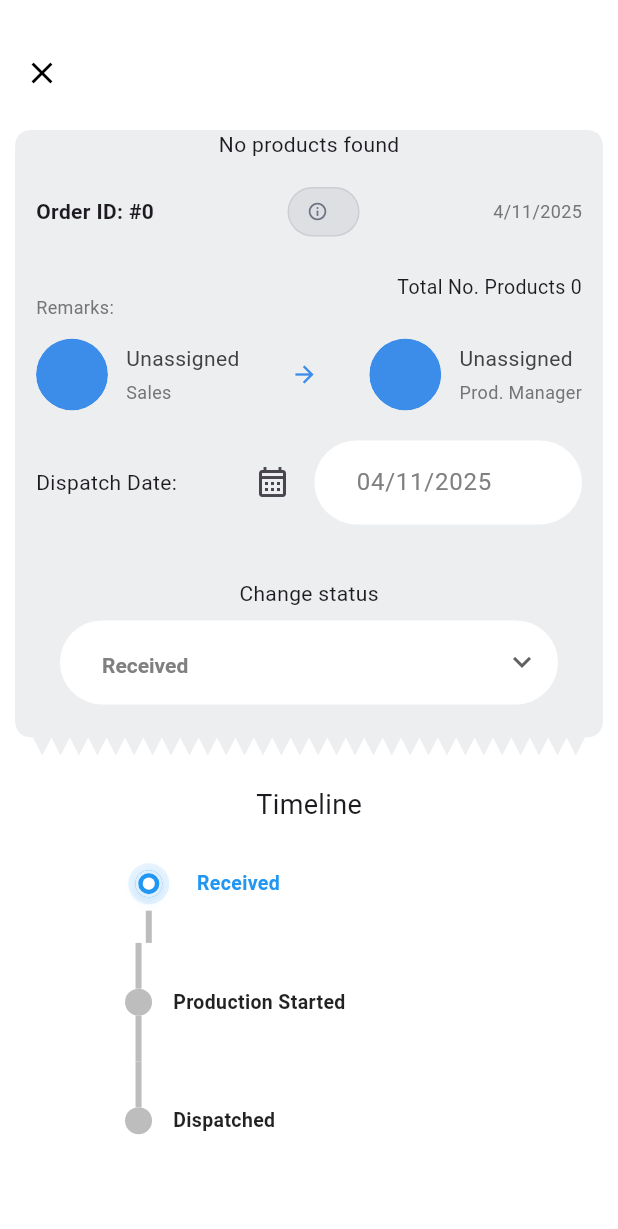
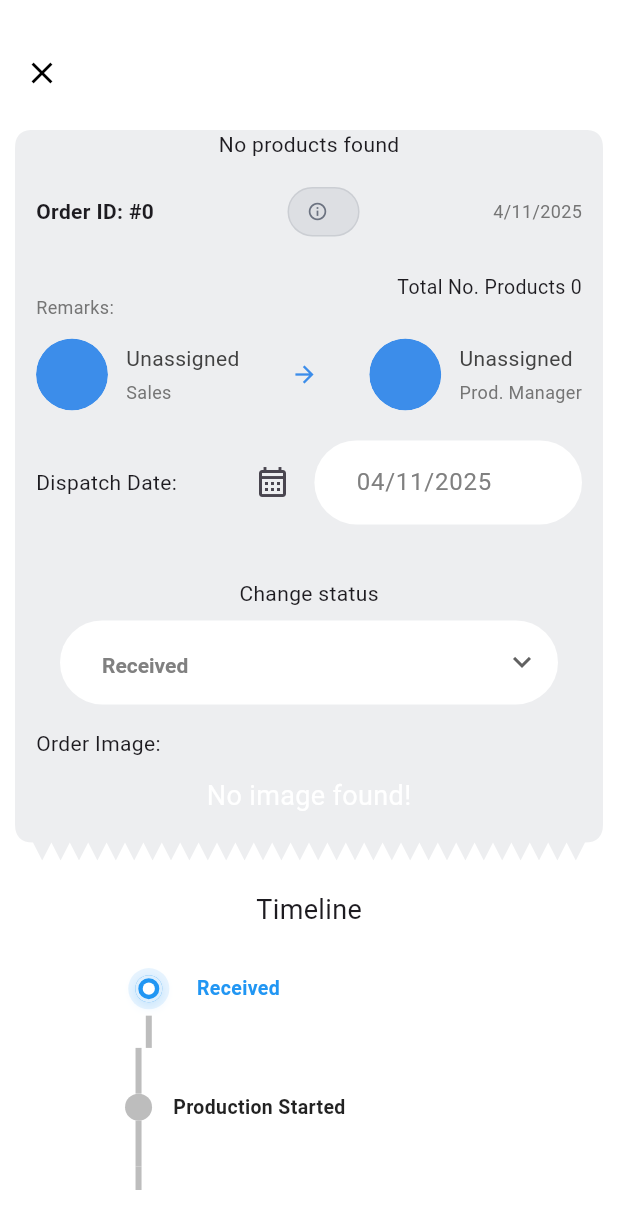
Before and after one commit to rajdeepf1/Microsensors-Flutter, a Flutter app: the _PmOrderDetailsSheet screen opened directly with empty values, on a phone screen of 412 x 824 dp. Shown: the top 1229 px of the screen. Run offline on Flutter 3.47's test engine with Material 3 defaults, Android fonts, the phone set to English and light mode, and no system bars; our stand-ins replace dio, dotted_border, file_picker, firebase_core, firebase_messaging, flutter_hooks and 13 more; missing offline and left inert: dart:ffi; accounts and stored records are empty.

Commit message:
get order image done in 3 modules

```diff
--- a/lib/features/components/main_layout/main_layout.dart
+++ b/lib/features/components/main_layout/main_layout.dart
@@ -89,6 +89,7 @@ class MainLayout extends HookWidget {
                   height: 70,
                   shape: ImageShape.circle,
                   username: username,
+                  useCached: true,
                 ),
               ),
               const SizedBox(width: 12),
@@ -240,6 +241,7 @@ class MainLayout extends HookWidget {
                   height: 70,
                   shape: ImageShape.circle,
                   username: username,
+                  useCached: true,
                 ),
               ),
               const SizedBox(width: 12),
--- a/lib/features/components/user/profile_pic.dart
+++ b/lib/features/components/user/profile_pic.dart
@@ -53,6 +53,7 @@ class ProfilePic extends StatelessWidget {
         shape: ImageShape.circle,
         username: userName,
         placeholder: placeHolder,
+        useCached: true,
       );
     }
 
--- a/lib/features/dashboard/presentation/order_activities.dart
+++ b/lib/features/dashboard/presentation/order_activities.dart
@@ -229,6 +229,7 @@ class OrderActivities extends HookWidget {
                             shape: ImageShape.rectangle,
                             height: 120,
                             width: 120,
+                            useCached: true,
                           ),
                           const SizedBox(width: 12),
                           Expanded(
--- a/lib/features/production_user_dashboard/presentation/pm_history_search.dart
+++ b/lib/features/production_user_dashboard/presentation/pm_history_search.dart
@@ -272,6 +272,7 @@ class ProductionManagerHistorySearch extends HookWidget {
                               shape: ImageShape.rectangle,
                               height: 120,
                               width: 120,
+                              useCached: true,
                             ),
                             const SizedBox(width: 12),
                             Expanded(
--- a/lib/features/production_user_dashboard/presentation/pm_order_details_bottomsheet.dart
+++ b/lib/features/production_user_dashboard/presentation/pm_order_details_bottomsheet.dart
@@ -141,7 +141,7 @@ class PmOrderDetailsBottomSheet extends HookWidget {
               newStatus: newStatus,
               changedBy: changedBy,
               file: imageFile.value,
-        );
+            );
 
         // ✅ Always close the loader after the API completes
         if (Navigator.canPop(context)) Navigator.of(context).pop();
@@ -364,6 +364,7 @@ class PmOrderDetailsBottomSheet extends HookWidget {
                                     username:
                                         orderItem.productionManagerName ?? '',
                                     fit: BoxFit.cover,
+                                    useCached: true,
                                   ),
                                   const SizedBox(width: 12),
                                   Column(
@@ -488,11 +489,15 @@ class PmOrderDetailsBottomSheet extends HookWidget {
                               icon: const Icon(Icons.expand_more),
                               // onChanged: (value) => onStatusSelected(value),
                               onChanged:
-                                  (value) => statusDropDown.value = value!,
+                                  orderItem.status == Constants.statuses[3]
+                                      ? null
+                                      : (value) =>
+                                          statusDropDown.value = value!,
                               style: TextStyle(
                                 color: AppColors.subHeadingTextColor,
                                 fontWeight: FontWeight.bold,
                               ),
+                              dropdownColor: AppColors.whiteColor,
                               decoration: InputDecoration(
                                 hintText: 'Change status',
                                 filled: true,
@@ -512,12 +517,33 @@ class PmOrderDetailsBottomSheet extends HookWidget {
                               ),
                             ),
                           ),
+
+                          Text('Order Image:'),
+                          SizedBox(height: 12),
+                          (orderItem.orderImage != null &&
+                                  orderItem.orderImage!.isNotEmpty)
+                              ? SmartImage(
+                                imageUrl: orderItem.orderImage,
+                                width: double.infinity,
+                                height: 200,
+                                baseUrl: Constants.apiBaseUrl,
+                                shape: ImageShape.rounded,
+                                borderRadius: 20,
+                                fit: BoxFit.fill,
+                                useCached: true,
+                              )
+                              : Center(
+                                child: Text(
+                                  'No image found!',
+                                  style: TextStyle(color: Colors.white,fontSize: 18),
+                                ),
+                              ),
                         ],
                       ),
                     ),
 
                     // bottom spacing to expose zig-zag nicely
-                    const SizedBox(height: 12),
+                    const SizedBox(height: 24),
                   ],
                 ),
               ),
@@ -553,9 +579,12 @@ class PmOrderDetailsBottomSheet extends HookWidget {
                   children: [
                     Text(
                       'Optionally you can upload an image while dispatching an order.',
-                      style: TextStyle(fontSize: 12,color: Colors.grey.shade500),
+                      style: TextStyle(
+                        fontSize: 12,
+                        color: Colors.grey.shade500,
+                      ),
                     ),
-                    SizedBox(height: 5,),
+                    SizedBox(height: 5),
                     ImagePickerField(
                       onImageSelected: (file) {
                         imageFile.value = file;
@@ -586,7 +615,8 @@ class PmOrderDetailsBottomSheet extends HookWidget {
                   shape: const StadiumBorder(),
                 ),
                 onPressed:
-                    submitting.value
+                    (submitting.value ||
+                            orderItem.status == Constants.statuses[3])
                         ? null
                         : () async {
                           submitting.value = true;
@@ -612,7 +642,7 @@ class PmOrderDetailsBottomSheet extends HookWidget {
                         ),
               ),
             ),
-            SizedBox(height: 50,)
+            SizedBox(height: 50),
           ],
         ),
       ),
@@ -958,6 +988,7 @@ Widget _buildProductList(List<OrderProductItem> products) {
                     baseUrl: Constants.apiBaseUrl,
                     username: p.productName,
                     borderRadius: 12,
+                    useCached: true,
                   ),
                 ),
                 const SizedBox(height: 8),
--- a/lib/features/production_user_dashboard/presentation/production_user_dashboard.dart
+++ b/lib/features/production_user_dashboard/presentation/production_user_dashboard.dart
@@ -309,6 +309,7 @@ class ProductionUserDashboard extends HookWidget {
                             shape: ImageShape.rectangle,
                             height: 120,
                             width: 120,
+                            useCached: true,
                           ),
                           const SizedBox(width: 12),
                           Expanded(
--- a/lib/features/profile/presentation/profile.dart
+++ b/lib/features/profile/presentation/profile.dart
@@ -155,6 +155,7 @@ class ProfilePic extends HookWidget {
                 height: 115,
                 shape: ImageShape.circle,
                 username: username,
+                useCached: true,
               ),
             Positioned(
               right: -10,
--- a/lib/features/sales_user_dashboard/presentation/orders_card.dart
+++ b/lib/features/sales_user_dashboard/presentation/orders_card.dart
@@ -90,6 +90,7 @@ Widget orderCardWidget(BuildContext context, OrderResponseModel item) {
                               shape: ImageShape.rectangle,
                               height: 120,
                               width: 120,
+                              useCached: true,
                             ),
                           ],
                         ),
--- a/lib/models/orders/order_response_model.dart
+++ b/lib/models/orders/order_response_model.dart
@@ -12,6 +12,7 @@ class OrderResponseModel {
   final String? priority;
   final DateTime? createdAt;
   final DateTime? dispatchOn;
+  final String? orderImage;
 
   final List<OrderProductItem> items;
   final List<OrderHistoryItem> history;
@@ -30,6 +31,7 @@ class OrderResponseModel {
     this.priority,
     this.createdAt,
     this.dispatchOn,
+    this.orderImage,
     this.items = const [],
     this.history = const [],
   });
@@ -49,6 +51,7 @@ class OrderResponseModel {
       priority: json['priority'],
       createdAt: json['createdAt'] != null ? DateTime.parse(json['createdAt']) : null,
       dispatchOn: json['dispatchOn'] != null ? DateTime.parse(json['dispatchOn']) : null,
+      orderImage: json['orderImage'],
       items: (json['items'] as List<dynamic>?)
           ?.map((e) => OrderProductItem.fromJson(Map<String, dynamic>.from(e)))
           .toList() ??
```
Also changed, not shown: lib/features/dashboard/presentation/admin_order_details_bottomsheet.dart (+23 -1 lines), lib/features/sales_user_dashboard/presentation/sales_order_details_bottomsheet.dart (+24 -1 lines).
